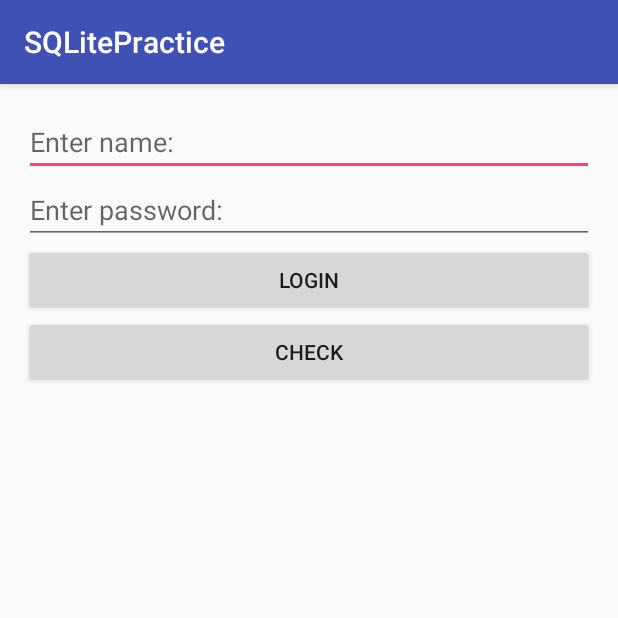
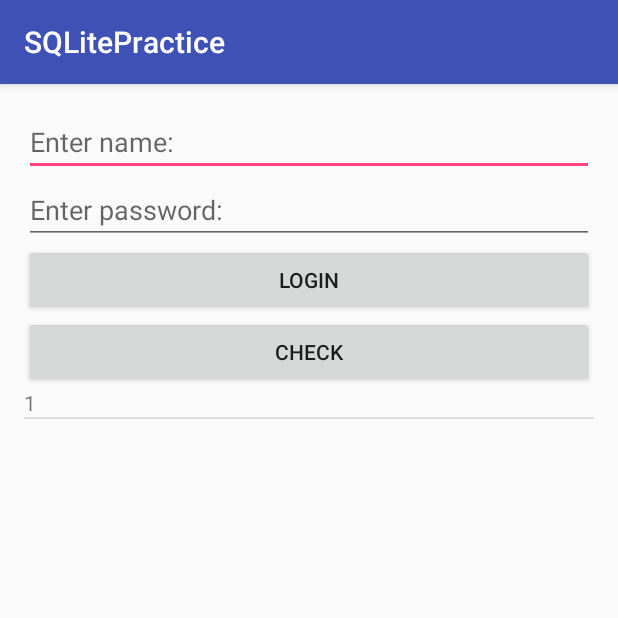
Before and after one commit to anontyro/SQLitePractice, an Android app: the screen it shows after launch (MainActivity), after a tap on "CHECK", on a phone screen of 412 x 824 dp, the top half of it. Run offline under Robolectric (Android 15) with nearby library versions, the phone set to English and light mode, and no system bars.

Commit message:
SQlite update with listview and simple username query to find only the items with letters

```diff
--- /dev/null
+++ b/app/src/main/java/alexwilkinson/co/sqlitepractice/AdapterItems.java
@@ -0,0 +1,17 @@
+package alexwilkinson.co.sqlitepractice;
+
+/**
+ * Created by Alex on 19/10/2016.
+ */
+
+public class AdapterItems {
+    public String id;
+    public String username;
+    public String password;
+
+    AdapterItems(String id, String username, String password){
+        this.id = id;
+        this.username = username;
+        this.password = password;
+    }
+}
--- a/app/src/main/java/alexwilkinson/co/sqlitepractice/DBManager.java
+++ b/app/src/main/java/alexwilkinson/co/sqlitepractice/DBManager.java
@@ -18,6 +18,7 @@ public class DBManager {
     //Google mandated formatting for the create request
     static final String dbName = "Employees";
     static final String tableName ="Login";
+    static final String colID = "ID";
     static final String colUsername = "Username";
     static final String colPassword = "Password";
     static final int dbVersion = 1;
--- a/app/src/main/java/alexwilkinson/co/sqlitepractice/MainActivity.java
+++ b/app/src/main/java/alexwilkinson/co/sqlitepractice/MainActivity.java
@@ -4,16 +4,28 @@ import android.content.ContentValues;
 import android.database.Cursor;
 import android.support.v7.app.AppCompatActivity;
 import android.os.Bundle;
+import android.view.LayoutInflater;
 import android.view.View;
+import android.view.ViewGroup;
+import android.widget.BaseAdapter;
 import android.widget.Button;
 import android.widget.EditText;
+import android.widget.ListView;
+import android.widget.TextView;
 import android.widget.Toast;
+import android.widget.AdapterView;
+
+import org.w3c.dom.Text;
+
+import java.util.ArrayList;
 
 public class MainActivity extends AppCompatActivity implements View.OnClickListener{
     EditText etPassword, etUsername;
     Button buLogin, buCheck;
     ContentValues values;
     DBManager dbManager;
+    ArrayList<AdapterItems> listData = new ArrayList<>();
+    MyListAdapter myadapter;
 
     @Override
     protected void onCreate(Bundle savedInstanceState) {
@@ -64,22 +76,82 @@ public class MainActivity extends AppCompatActivity implements View.OnClickListe
         //the check button will return the values found in the database
         else if(getID == R.id.buCheck){
 
-            Cursor cursor = dbManager.query(null,null,null,DBManager.colUsername);
+            //selectionArgs is used to check the database querying in SQL
+            String[] selectionArgs={"%"+etUsername.getText().toString()+"%"};
+            listData.clear();
+            //SQL query "Username Like ?" with selectionArgs
+            Cursor cursor = dbManager.query(null,"Username like ?",selectionArgs,DBManager.colUsername);
 
             //run through the table and return all of the values in Toast format
             if(cursor.moveToFirst()){
                 String tableData = "";
                 do {
+                    /*
                     tableData += cursor.getString(cursor.getColumnIndex(DBManager.colUsername)) + ","
                             + cursor.getString(cursor.getColumnIndex(DBManager.colPassword)) + ":";
+                    */
+                    listData.add(new AdapterItems(
+                            cursor.getString(cursor.getColumnIndex(DBManager.colID)),
+                            cursor.getString(cursor.getColumnIndex(DBManager.colUsername)),
+                            cursor.getString(cursor.getColumnIndex(DBManager.colPassword)))
+                    );
                 }
                 while(cursor.moveToNext());
-                Toast.makeText(getApplicationContext(),tableData,Toast.LENGTH_LONG).show();
+                //Toast.makeText(getApplicationContext(),tableData,Toast.LENGTH_LONG).show();
             }
+
+            myadapter = new MyListAdapter(listData);
+
+            ListView lvdata = (ListView) findViewById(R.id.lvData);
+            lvdata.setAdapter(myadapter);
         }
         else{
 
         }
 
     }
+
+    private class MyListAdapter extends BaseAdapter{
+        ArrayList<AdapterItems> dataAdapterList;
+
+        public MyListAdapter(ArrayList<AdapterItems> dataAdapterList){
+            this.dataAdapterList = dataAdapterList;
+        }
+
+        @Override
+        public int getCount() {
+            return dataAdapterList.size();
+        }
+
+        @Override
+        public Object getItem(int position) {
+            return null;
+        }
+
+        @Override
+        public long getItemId(int i) {
+            return i;
+        }
+
+        @Override
+        public View getView(int i, View view, ViewGroup viewGroup) {
+
+            LayoutInflater myInflator = getLayoutInflater();
+            View myView = myInflator.inflate(R.layout.layout_listview, null);
+
+            final AdapterItems adapI = dataAdapterList.get(i);
+
+            TextView tvid = (TextView) myView.findViewById(R.id.tvID);
+            tvid.setText(adapI.id);
+
+            TextView tvUsername = (TextView)myView.findViewById(R.id.tvUsername);
+            tvUsername.setText(adapI.username);
+
+            TextView tvPassword = (TextView)myView.findViewById(R.id.tvPassword);
+            tvPassword.setText(adapI.password);
+
+            return myView;
+        }
+    }
+
 }
--- a/app/src/main/res/layout/activity_main.xml
+++ b/app/src/main/res/layout/activity_main.xml
@@ -43,5 +43,10 @@
             android:layout_height="wrap_content"
             android:id="@+id/buCheck" />
 
+        <ListView
+            android:layout_width="match_parent"
+            android:layout_height="match_parent"
+            android:id="@+id/lvData" />
+
     </LinearLayout>
 </RelativeLayout>
--- /dev/null
+++ b/app/src/main/res/layout/layout_listview.xml
@@ -0,0 +1,26 @@
+<?xml version="1.0" encoding="utf-8"?>
+<LinearLayout xmlns:android="http://schemas.android.com/apk/res/android"
+    android:orientation="horizontal" android:layout_width="match_parent"
+    android:layout_height="wrap_content">
+
+    <TextView
+        android:text="TextView"
+        android:layout_width="wrap_content"
+        android:layout_height="wrap_content"
+        android:id="@+id/tvID"
+        android:layout_weight="1" />
+
+    <TextView
+        android:text="TextView"
+        android:layout_width="wrap_content"
+        android:layout_height="wrap_content"
+        android:id="@+id/tvUsername"
+        android:layout_weight="1" />
+
+    <TextView
+        android:text="TextView"
+        android:layout_width="wrap_content"
+        android:layout_height="wrap_content"
+        android:id="@+id/tvPassword"
+        android:layout_weight="1" />
+</LinearLayout>
```
